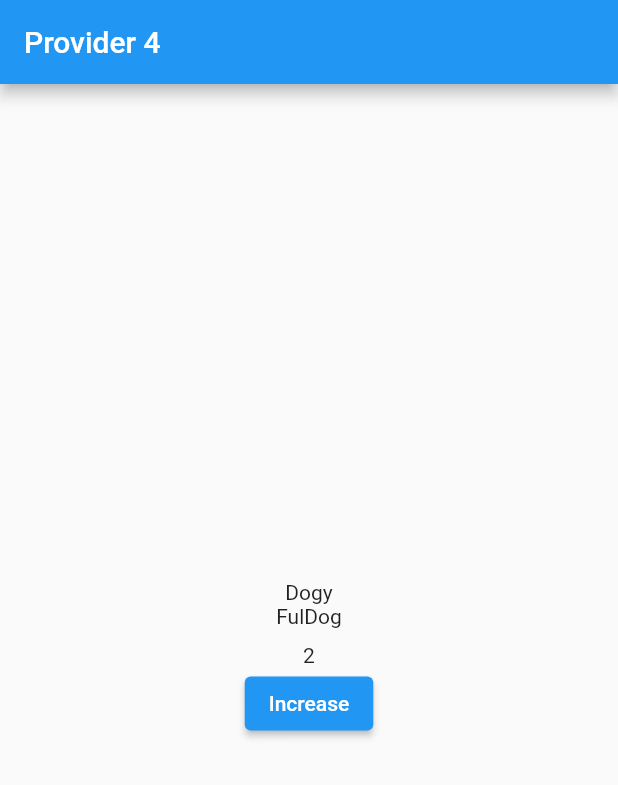
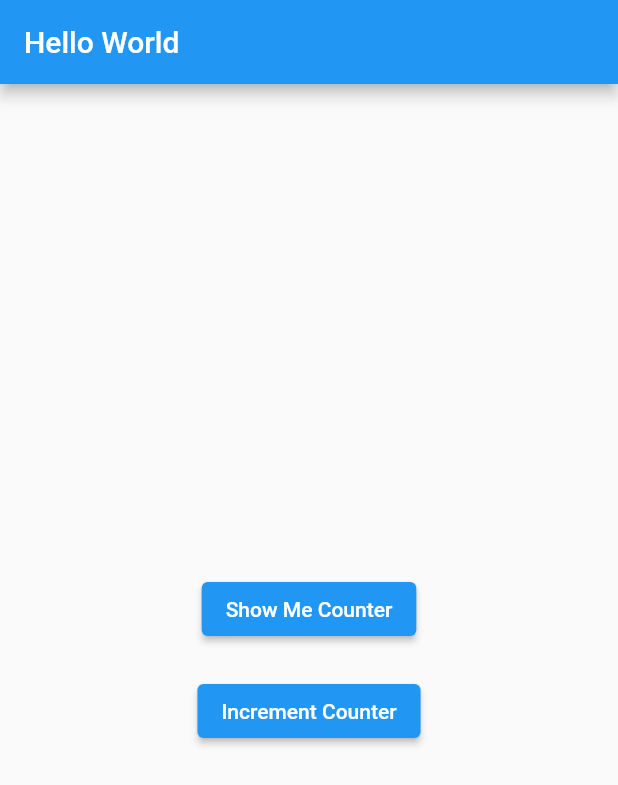
Before and after one commit to chandra-deb/learning_provider, a Flutter app: the screen it shows after launch, on a phone screen of 412 x 824 dp. Shown: the top 785 px of the screen. Run offline on Flutter 3.47's test engine with Material 2 defaults, Android fonts, the phone set to English and light mode, and no system bars.

Commit message:
anonymous route access using ChangeNotifier.value

```diff
--- /dev/null
+++ b/lib/counter.dart
@@ -0,0 +1,10 @@
+import 'package:flutter/material.dart';
+
+class Counter with ChangeNotifier {
+  int count = 0;
+
+  void increaseCounter() {
+    count++;
+    notifyListeners();
+  }
+}
--- a/lib/dog.dart
+++ /dev/null
@@ -1,20 +0,0 @@
-// ignore_for_file: public_member_api_docs, sort_constructors_first
-
-import 'package:flutter/material.dart';
-
-class Dog with ChangeNotifier {
-  final String name;
-  final String breed;
-  int age;
-
-  Dog({
-    required this.name,
-    required this.breed,
-    this.age = 1,
-  });
-
-  void grow() {
-    age += 1;
-    notifyListeners();
-  }
-}
--- a/lib/main.dart
+++ b/lib/main.dart
@@ -1,11 +1,8 @@
-// ignore_for_file: public_member_api_docs, sort_constructors_first
-
-import 'dart:developer';
-
 import 'package:flutter/material.dart';
 import 'package:provider/provider.dart';
 
-import 'dog.dart';
+import 'counter.dart';
+import 'counter_page.dart';
 
 void main() {
   runApp(MaterialApp(
@@ -23,8 +20,8 @@ class App extends StatelessWidget {
 
   @override
   Widget build(BuildContext context) {
-    return ChangeNotifierProvider<Dog>(
-      create: (context) => Dog(name: 'Dogy', breed: 'FulDog', age: 2),
+    return ChangeNotifierProvider<Counter>(
+      create: (context) => Counter(),
       child: const HomePage(),
     );
   }
@@ -37,66 +34,34 @@ class HomePage extends StatelessWidget {
   Widget build(BuildContext context) {
     return Scaffold(
       appBar: AppBar(
-        title: const Text('Provider 4'),
+        title: const Text('Hello World'),
       ),
       body: Center(
         child: Column(
           mainAxisAlignment: MainAxisAlignment.center,
           children: [
-            Selector<Dog, String>(
-              selector: (_, dog) => dog.name,
-              builder: (context, name, child) {
-                return Text(name);
+            ElevatedButton(
+              onPressed: () {
+                Navigator.push(
+                  context,
+                  MaterialPageRoute(
+                    builder: (_) => ChangeNotifierProvider.value(
+                      value: context.read<Counter>(),
+                      child: const CounterPage(),
+                    ),
+                  ),
+                );
               },
+              child: const Text('Show Me Counter'),
             ),
-            const SizedBox(),
-            const BreedAndAge(),
+            const SizedBox(height: 20),
+            ElevatedButton(
+              onPressed: context.read<Counter>().increaseCounter,
+              child: const Text('Increment Counter'),
+            ),
           ],
         ),
       ),
     );
   }
 }
-
-class BreedAndAge extends StatelessWidget {
-  const BreedAndAge({
-    Key? key,
-  }) : super(key: key);
-
-  @override
-  Widget build(BuildContext context) {
-    log('Rebuilt BreedAndAge');
-    return Column(
-      children: [
-        Selector<Dog, String>(
-          selector: (_, dog) => dog.breed,
-          builder: (context, breed, child) => Text(breed),
-        ),
-        const SizedBox(height: 10),
-        const Age(),
-      ],
-    );
-  }
-}
-
-class Age extends StatelessWidget {
-  const Age({
-    Key? key,
-  }) : super(key: key);
-
-  @override
-  Widget build(BuildContext context) {
-    return Column(
-      children: [
-        Selector<Dog, int>(
-          selector: (_, dog) => dog.age,
-          builder: (context, age, child) => Text(age.toString()),
-        ),
-        ElevatedButton(
-          onPressed: context.read<Dog>().grow,
-          child: const Text('Increase'),
-        )
-      ],
-    );
-  }
-}
```
Also changed, not shown: lib/babies.dart (deleted, +0 -24 lines), lib/counter_page.dart (added, +18 -0 lines).
